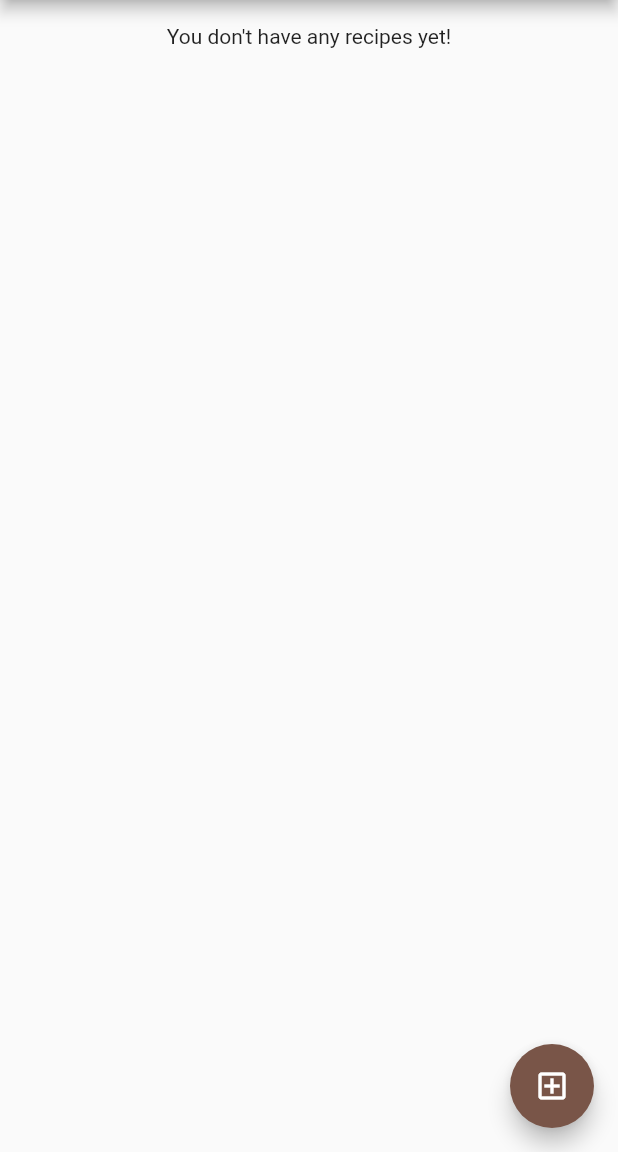
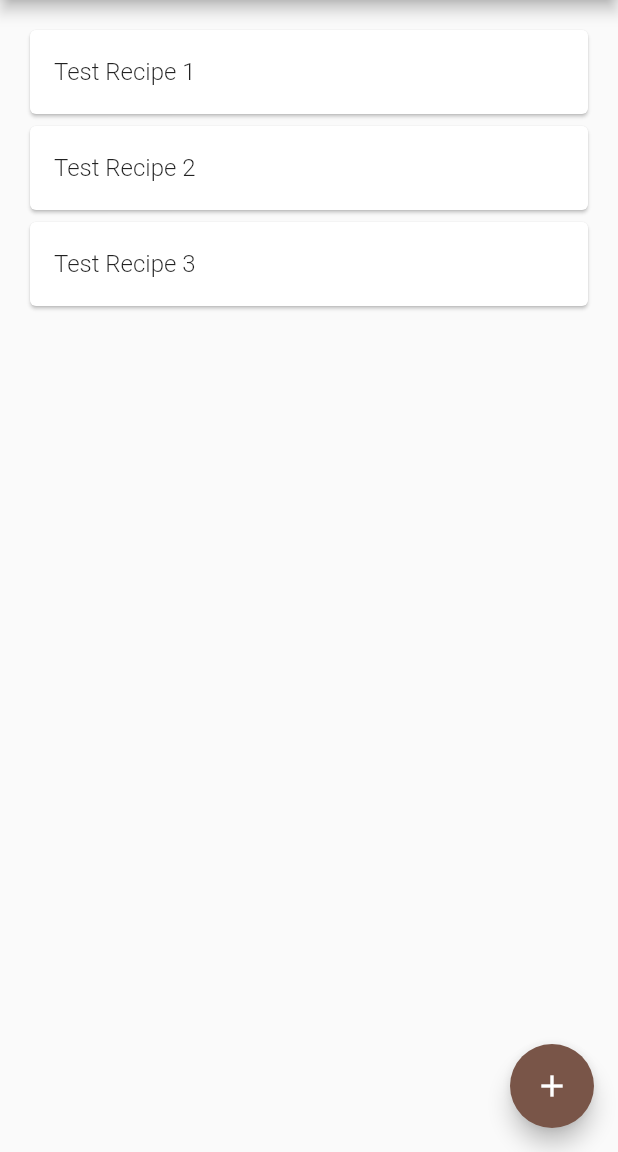
Before and after one commit to juanojeda/bread-calculator-flutter, a Flutter app: the screen it shows after launch, on a phone screen of 412 x 824 dp, the part 84-1236 px from its top. Run offline on Flutter 3.47's test engine with Material 2 defaults, Android fonts, the phone set to English and light mode, and no system bars.

Commit message:
Recipe view

```diff
--- a/lib/main.dart
+++ b/lib/main.dart
@@ -1,7 +1,10 @@
 import 'package:bakers_percentages/models/RecipeDraft.dart';
 import 'package:bakers_percentages/screens/recipeCreator.dart';
+import 'package:bakers_percentages/data/mock_ingredients.dart' as mock;
+import 'package:uuid/uuid.dart';
 
 import 'models/RecipeLibrary.dart';
+import 'models/recipe.model.dart';
 import 'screens/recipeList.dart';
 import 'package:flutter/material.dart';
 import 'package:provider/provider.dart';
@@ -16,6 +19,24 @@ void main() {
 class BreadCalculator extends StatelessWidget {
   @override
   Widget build(BuildContext context) {
+    RecipeLibrary recipeLibrary = context.watch<RecipeLibrary>();
+
+    //prefill list with mock recipes
+    if (recipeLibrary.recipes.length < 3) {
+      recipeLibrary.add(Recipe(
+          id: Uuid().v4(),
+          name: "Test Recipe 1",
+          ingredients: mock.ingredients));
+      recipeLibrary.add(Recipe(
+          id: Uuid().v4(),
+          name: "Test Recipe 2",
+          ingredients: mock.ingredients));
+      recipeLibrary.add(Recipe(
+          id: Uuid().v4(),
+          name: "Test Recipe 3",
+          ingredients: mock.ingredients));
+    }
+
     return MaterialApp(
         title: 'Bread Calculator',
         theme: ThemeData(
--- a/lib/screens/recipeList.dart
+++ b/lib/screens/recipeList.dart
@@ -3,6 +3,7 @@ import 'package:bakers_percentages/screens/recipeCreator.dart';
 import 'package:bakers_percentages/screens/recipeView.dart';
 import 'package:flutter/material.dart';
 import 'package:provider/provider.dart';
+import 'package:uuid/uuid.dart';
 
 import '../models/RecipeLibrary.dart';
 
@@ -16,15 +17,18 @@ class RecipeList extends StatelessWidget {
     return ListView(
       children: hasRecipes
           ? [
-              ...recipes.toList().map((recipe) => ListTile(
-                  title: Text(recipe.name),
+              ...recipes.toList().map((recipe) => Card(
+                      child: ListTile(
+                    title: Text(recipe.name,
+                        style: TextStyle(fontWeight: FontWeight.w300)),
                     onTap: () {
                       recipeLibrary.openRecipe(recipe.id);
                       Navigator.push(
                           context,
                           MaterialPageRoute(
                               builder: (context) => RecipeViewPage()));
-                  }))
+                    },
+                  )))
             ]
           : [Center(child: Text("You don't have any recipes yet!"))],
     );
@@ -46,7 +50,7 @@ class RecipeListPage extends StatelessWidget {
       floatingActionButton: FloatingActionButton(
         onPressed: () => Navigator.push(
             context, MaterialPageRoute(builder: (context) => RecipeCreator())),
-        child: Icon(Icons.add_box_outlined),
+        child: Icon(Icons.add),
       ),
     );
   }
```
Also changed, not shown: lib/screens/recipeView.dart (+7 -13 lines). Lines whose indentation alone changed are shown as unchanged.
